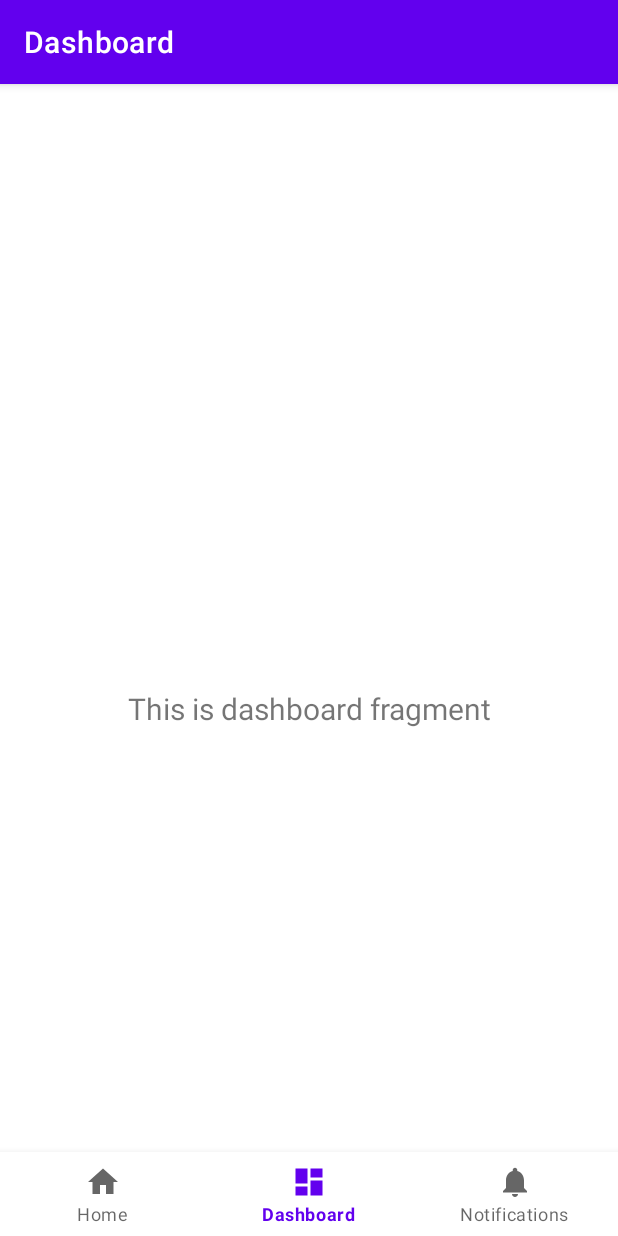
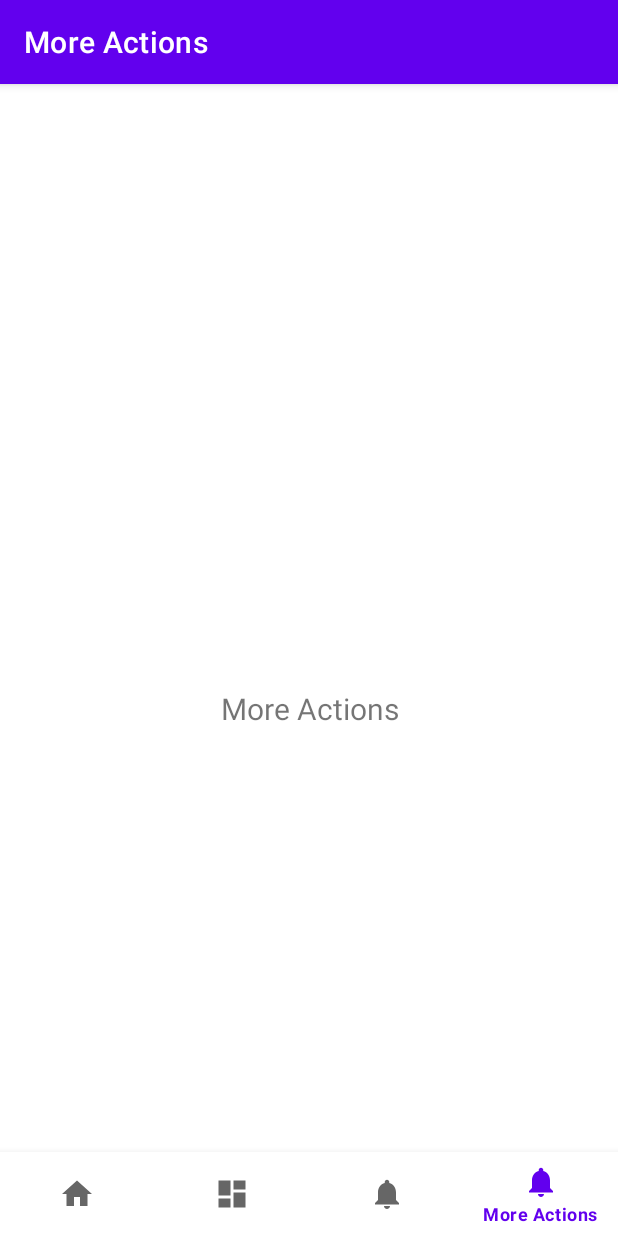
Before and after one commit to jpambattu/CareS, an Android app: the MoreActionsFragment screen opened through its navigation route, on a phone screen of 412 x 824 dp. Run offline under Robolectric (Android 15) with nearby library versions, the light colour scheme and no system bars; our stand-ins replace navigation-ui.

Commit message:
Added new files

```diff
--- a/app/src/main/java/com/cea/cares/MainActivity.java
+++ b/app/src/main/java/com/cea/cares/MainActivity.java
@@ -27,7 +27,7 @@ public class MainActivity extends AppCompatActivity {
         // Passing each menu ID as a set of Ids because each
         // menu should be considered as top level destinations.
         AppBarConfiguration appBarConfiguration = new AppBarConfiguration.Builder(
-                R.id.navigation_home, R.id.navigation_dashboard, R.id.navigation_notifications)
+                R.id.navigation_home, R.id.navigation_activity, R.id.navigation_profile, R.id.navigation_moreactions)
                 .build();
         NavController navController = Navigation.findNavController(this, R.id.nav_host_fragment_activity_main);
         NavigationUI.setupActionBarWithNavController(this, navController, appBarConfiguration);
--- /dev/null
+++ b/app/src/main/java/com/cea/cares/ui/activity/ActivityFragment.java
@@ -0,0 +1,37 @@
+package com.cea.cares.ui.activity;
+
+import android.os.Bundle;
+import android.view.LayoutInflater;
+import android.view.View;
+import android.view.ViewGroup;
+import android.widget.TextView;
+
+import androidx.annotation.NonNull;
+import androidx.fragment.app.Fragment;
+import androidx.lifecycle.ViewModelProvider;
+
+import com.cea.cares.databinding.FragmentActivityBinding;
+
+public class ActivityFragment extends Fragment {
+
+    private FragmentActivityBinding binding;
+
+    public View onCreateView(@NonNull LayoutInflater inflater,
+                             ViewGroup container, Bundle savedInstanceState) {
+        DashboardViewModel dashboardViewModel =
+                new ViewModelProvider(this).get(DashboardViewModel.class);
+
+        binding = FragmentActivityBinding.inflate(inflater, container, false);
+        View root = binding.getRoot();
+
+        final TextView textView = binding.textDashboard;
+        dashboardViewModel.getText().observe(getViewLifecycleOwner(), textView::setText);
+        return root;
+    }
+
+    @Override
+    public void onDestroyView() {
+        super.onDestroyView();
+        binding = null;
+    }
+}
--- a/app/src/main/java/com/cea/cares/ui/dashboard/DashboardViewModel.java
+++ b/app/src/main/java/com/cea/cares/ui/activity/DashboardViewModel.java
@@ -1,4 +1,4 @@
-package com.cea.cares.ui.dashboard;
+package com.cea.cares.ui.activity;
 
 import androidx.lifecycle.LiveData;
 import androidx.lifecycle.MutableLiveData;
--- a/app/src/main/java/com/cea/cares/ui/dashboard/DashboardFragment.java
+++ b/app/src/main/java/com/cea/cares/ui/moreactions/MoreActionsFragment.java
@@ -1,4 +1,4 @@
-package com.cea.cares.ui.dashboard;
+package com.cea.cares.ui.moreactions;
 
 import android.os.Bundle;
 import android.view.LayoutInflater;
@@ -10,22 +10,21 @@ import androidx.annotation.NonNull;
 import androidx.fragment.app.Fragment;
 import androidx.lifecycle.ViewModelProvider;
 
-import com.cea.cares.databinding.FragmentDashboardBinding;
+import com.cea.cares.databinding.FragmentMoreactionsBinding;
 
-public class DashboardFragment extends Fragment {
+public class MoreActionsFragment extends Fragment {
 
-    private FragmentDashboardBinding binding;
+    private FragmentMoreactionsBinding binding;
 
     public View onCreateView(@NonNull LayoutInflater inflater,
                              ViewGroup container, Bundle savedInstanceState) {
-        DashboardViewModel dashboardViewModel =
-                new ViewModelProvider(this).get(DashboardViewModel.class);
 
-        binding = FragmentDashboardBinding.inflate(inflater, container, false);
+
+        binding = FragmentMoreactionsBinding.inflate(inflater, container, false);
         View root = binding.getRoot();
 
         final TextView textView = binding.textDashboard;
-        dashboardViewModel.getText().observe(getViewLifecycleOwner(), textView::setText);
+        textView.setText("More Actions");
         return root;
     }
 
@@ -34,4 +33,5 @@ public class DashboardFragment extends Fragment {
         super.onDestroyView();
         binding = null;
     }
+
 }
--- a/app/src/main/java/com/cea/cares/ui/notifications/NotificationsViewModel.java
+++ b/app/src/main/java/com/cea/cares/ui/profile/NotificationsViewModel.java
@@ -1,4 +1,4 @@
-package com.cea.cares.ui.notifications;
+package com.cea.cares.ui.profile;
 
 import androidx.lifecycle.LiveData;
 import androidx.lifecycle.MutableLiveData;
--- a/app/src/main/java/com/cea/cares/ui/notifications/NotificationsFragment.java
+++ b/app/src/main/java/com/cea/cares/ui/profile/ProfileFragment.java
@@ -1,4 +1,4 @@
-package com.cea.cares.ui.notifications;
+package com.cea.cares.ui.profile;
 
 import android.os.Bundle;
 import android.view.LayoutInflater;
@@ -10,18 +10,18 @@ import androidx.annotation.NonNull;
 import androidx.fragment.app.Fragment;
 import androidx.lifecycle.ViewModelProvider;
 
-import com.cea.cares.databinding.FragmentNotificationsBinding;
+import com.cea.cares.databinding.FragmentProfileBinding;
 
-public class NotificationsFragment extends Fragment {
+public class ProfileFragment extends Fragment {
 
-    private FragmentNotificationsBinding binding;
+    private FragmentProfileBinding binding;
 
     public View onCreateView(@NonNull LayoutInflater inflater,
                              ViewGroup container, Bundle savedInstanceState) {
         NotificationsViewModel notificationsViewModel =
                 new ViewModelProvider(this).get(NotificationsViewModel.class);
 
-        binding = FragmentNotificationsBinding.inflate(inflater, container, false);
+        binding = FragmentProfileBinding.inflate(inflater, container, false);
         View root = binding.getRoot();
 
         final TextView textView = binding.textNotifications;
--- a/app/src/main/res/layout/fragment_notifications.xml
+++ b/app/src/main/res/layout/fragment_activity.xml
@@ -4,10 +4,10 @@
     xmlns:tools="http://schemas.android.com/tools"
     android:layout_width="match_parent"
     android:layout_height="match_parent"
-    tools:context=".ui.notifications.NotificationsFragment">
+    tools:context=".ui.activity.ActivityFragment">
 
     <TextView
-        android:id="@+id/text_notifications"
+        android:id="@+id/text_dashboard"
         android:layout_width="match_parent"
         android:layout_height="wrap_content"
         android:layout_marginStart="8dp"
--- /dev/null
+++ b/app/src/main/res/layout/fragment_moreactions.xml
@@ -0,0 +1,22 @@
+<?xml version="1.0" encoding="utf-8"?>
+<androidx.constraintlayout.widget.ConstraintLayout xmlns:android="http://schemas.android.com/apk/res/android"
+    xmlns:app="http://schemas.android.com/apk/res-auto"
+    xmlns:tools="http://schemas.android.com/tools"
+    android:layout_width="match_parent"
+    android:layout_height="match_parent"
+    tools:context=".ui.moreactions.MoreActionsFragment">
+
+    <TextView
+        android:id="@+id/text_dashboard"
+        android:layout_width="match_parent"
+        android:layout_height="wrap_content"
+        android:layout_marginStart="8dp"
+        android:layout_marginTop="8dp"
+        android:layout_marginEnd="8dp"
+        android:textAlignment="center"
+        android:textSize="20sp"
+        app:layout_constraintBottom_toBottomOf="parent"
+        app:layout_constraintEnd_toEndOf="parent"
+        app:layout_constraintStart_toStartOf="parent"
+        app:layout_constraintTop_toTopOf="parent" />
+</androidx.constraintlayout.widget.ConstraintLayout>
--- a/app/src/main/res/layout/fragment_dashboard.xml
+++ b/app/src/main/res/layout/fragment_profile.xml
@@ -4,10 +4,10 @@
     xmlns:tools="http://schemas.android.com/tools"
     android:layout_width="match_parent"
     android:layout_height="match_parent"
-    tools:context=".ui.dashboard.DashboardFragment">
+    tools:context=".ui.profile.ProfileFragment">
 
     <TextView
-        android:id="@+id/text_dashboard"
+        android:id="@+id/text_notifications"
         android:layout_width="match_parent"
         android:layout_height="wrap_content"
         android:layout_marginStart="8dp"
--- a/app/src/main/res/menu/bottom_nav_menu.xml
+++ b/app/src/main/res/menu/bottom_nav_menu.xml
@@ -7,13 +7,18 @@
         android:title="@string/title_home" />
 
     <item
-        android:id="@+id/navigation_dashboard"
+        android:id="@+id/navigation_activity"
         android:icon="@drawable/ic_dashboard_black_24dp"
-        android:title="@string/title_dashboard" />
+        android:title="@string/title_activity" />
 
     <item
-        android:id="@+id/navigation_notifications"
+        android:id="@+id/navigation_profile"
         android:icon="@drawable/ic_notifications_black_24dp"
-        android:title="@string/title_notifications" />
+        android:title="@string/title_profile" />
+
+    <item
+        android:id="@+id/navigation_moreactions"
+        android:icon="@drawable/ic_notifications_black_24dp"
+        android:title="@string/title_moreactions" />
 
 </menu>
--- a/app/src/main/res/navigation/mobile_navigation.xml
+++ b/app/src/main/res/navigation/mobile_navigation.xml
@@ -12,14 +12,19 @@
         tools:layout="@layout/fragment_home" />
 
     <fragment
-        android:id="@+id/navigation_dashboard"
-        android:name="com.cea.cares.ui.dashboard.DashboardFragment"
-        android:label="@string/title_dashboard"
-        tools:layout="@layout/fragment_dashboard" />
+        android:id="@+id/navigation_activity"
+        android:name="com.cea.cares.ui.activity.ActivityFragment"
+        android:label="@string/title_activity"
+        tools:layout="@layout/fragment_activity" />
 
     <fragment
-        android:id="@+id/navigation_notifications"
-        android:name="com.cea.cares.ui.notifications.NotificationsFragment"
-        android:label="@string/title_notifications"
-        tools:layout="@layout/fragment_notifications" />
+        android:id="@+id/navigation_profile"
+        android:name="com.cea.cares.ui.profile.ProfileFragment"
+        android:label="@string/title_profile"
+        tools:layout="@layout/fragment_profile" />
+    <fragment
+        android:id="@+id/navigation_moreactions"
+        android:name="com.cea.cares.ui.moreactions.MoreActionsFragment"
+        android:label="@string/title_moreactions"
+        tools:layout="@layout/fragment_moreactions" />
 </navigation>
--- a/app/src/main/res/values/strings.xml
+++ b/app/src/main/res/values/strings.xml
@@ -1,6 +1,7 @@
 <resources>
     <string name="app_name">Care\'S</string>
     <string name="title_home">Home</string>
-    <string name="title_dashboard">Dashboard</string>
-    <string name="title_notifications">Notifications</string>
+    <string name="title_activity">Activity</string>
+    <string name="title_profile">Profile</string>
+    <string name="title_moreactions">More Actions</string>
 </resources>
```
